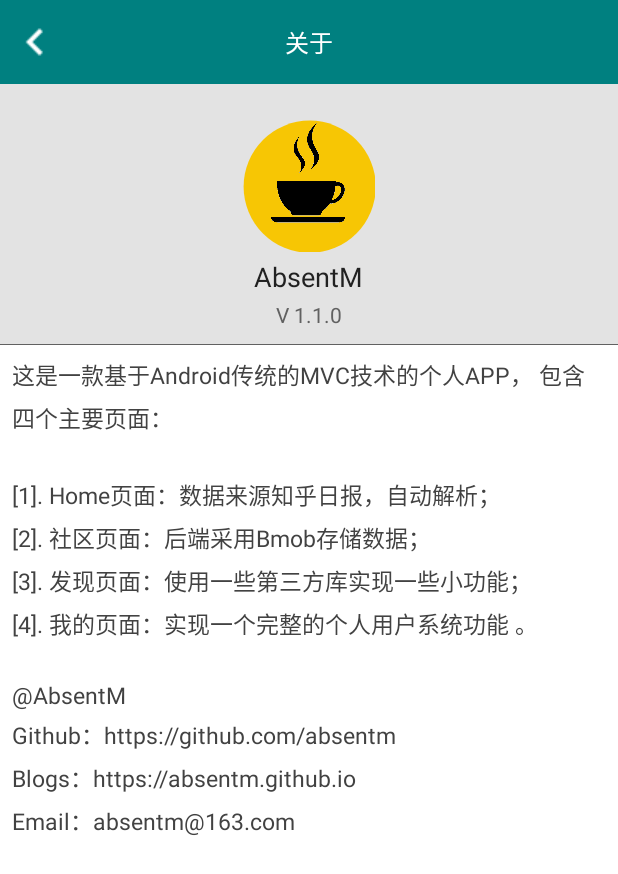
After one commit to absentm/myapplication, an Android app: the MeSetingsAboutAty screen opened directly, with no data from a screen before it, on a phone screen of 412 x 824 dp. The commit adds this screen. Shown: the top 874 px of the screen. Run offline under Robolectric (Android 15) with nearby library versions, the phone set to English and light mode, and no system bars.

Commit message:
me about page!

```diff
--- a/app/src/main/AndroidManifest.xml
+++ b/app/src/main/AndroidManifest.xml
@@ -64,6 +64,7 @@
         <activity android:name=".me.area.activity.BaseActivity"/>
         <activity android:name=".me.MeFeedbackAty"/>
         <activity android:name=".me.MeAvatarShowerAty"/>
+        <activity android:name=".me.MeSetingsAboutAty"/>
         <activity
             android:name="cn.bmob.v3.update.UpdateDialogActivity"
             android:theme="@android:style/Theme.Translucent.NoTitleBar">
@@ -77,6 +78,7 @@
         <activity android:name=".com.ComImagePagerActivity"/>
         <activity android:name=".com.ComPostTopicActivity"/>
         <activity android:name=".com.ComPhotosSelectAty"/>
+
     </application>
 
 </manifest>
--- /dev/null
+++ b/app/src/main/java/com/example/dm/myapplication/me/MeSetingsAboutAty.java
@@ -0,0 +1,40 @@
+package com.example.dm.myapplication.me;
+
+import android.app.Activity;
+import android.os.Bundle;
+import android.view.View;
+import android.widget.ImageView;
+import android.widget.TextView;
+
+import com.example.dm.myapplication.R;
+
+/**
+ * MeSetingsAboutAty: about页面
+ * Created by dm on 16-9-1.
+ */
+public class MeSetingsAboutAty extends Activity {
+    private ImageView titleLeftImv;
+    private TextView titleTv;
+
+    @Override
+    protected void onCreate(Bundle savedInstanceState) {
+        super.onCreate(savedInstanceState);
+        setContentView(R.layout.me_settings_about_layout);
+
+        initView();
+
+    }
+
+    private void initView() {
+        titleLeftImv = (ImageView) findViewById(R.id.me_settings_title).findViewById(R.id.title_imv);
+        titleTv = (TextView) findViewById(R.id.me_settings_title).findViewById(R.id.title_center_text_tv);
+
+        titleTv.setText("关于");
+        titleLeftImv.setOnClickListener(new View.OnClickListener() {
+            @Override
+            public void onClick(View v) {
+                MeSetingsAboutAty.this.finish();
+            }
+        });
+    }
+}
--- a/app/src/main/java/com/example/dm/myapplication/me/MeSettingsAty.java
+++ b/app/src/main/java/com/example/dm/myapplication/me/MeSettingsAty.java
@@ -9,6 +9,7 @@ import android.os.Bundle;
 import android.view.View;
 import android.widget.Button;
 import android.widget.ImageView;
+import android.widget.RelativeLayout;
 import android.widget.TextView;
 
 import com.example.dm.myapplication.R;
@@ -26,6 +27,8 @@ public class MeSettingsAty extends Activity {
     private TextView titleTv;
     private Button logoutBtn;
 
+    private RelativeLayout mAboutRout;
+
     private AppUser appUser;
 
     @Override
@@ -41,6 +44,9 @@ public class MeSettingsAty extends Activity {
     private void initView() {
         titleLeftImv = (ImageView) findViewById(R.id.me_settings_title).findViewById(R.id.title_imv);
         titleTv = (TextView) findViewById(R.id.me_settings_title).findViewById(R.id.title_center_text_tv);
+
+        mAboutRout = (RelativeLayout) findViewById(R.id.settings_about_rout);
+
         logoutBtn = (Button) findViewById(R.id.settings_logout_btn);
 
         titleTv.setText("个人设置");
@@ -85,5 +91,12 @@ public class MeSettingsAty extends Activity {
                 }
             }
         });
+
+        mAboutRout.setOnClickListener(new View.OnClickListener() {
+            @Override
+            public void onClick(View view) {
+                startActivity(new Intent(MeSettingsAty.this, MeSetingsAboutAty.class));
+            }
+        });
     }
 }
--- /dev/null
+++ b/app/src/main/res/layout/me_settings_about_layout.xml
@@ -0,0 +1,69 @@
+<?xml version="1.0" encoding="utf-8"?>
+<RelativeLayout
+    xmlns:android="http://schemas.android.com/apk/res/android"
+    android:layout_width="match_parent"
+    android:layout_height="match_parent"
+    android:background="@color/white100"
+    android:orientation="vertical">
+
+    <include
+        android:id="@+id/me_settings_title"
+        layout="@layout/title_layout"/>
+
+    <com.example.dm.myapplication.customviews.RoundImageView
+        android:id="@+id/me_settings_image"
+        android:layout_width="88dp"
+        android:layout_height="88dp"
+        android:layout_below="@+id/me_settings_title"
+        android:layout_centerHorizontal="true"
+        android:layout_centerVertical="true"
+        android:layout_marginTop="24dp"
+        android:src="@drawable/icon"/>
+
+    <TextView
+        android:id="@+id/me_settings_appname"
+        android:layout_width="wrap_content"
+        android:layout_height="wrap_content"
+        android:layout_below="@+id/me_settings_image"
+        android:layout_centerHorizontal="true"
+        android:layout_marginTop="4dp"
+        android:text="AbsentM"
+        android:textColor="@color/gray900"
+        android:textSize="18sp"/>
+
+    <TextView
+        android:id="@+id/me_settings_version"
+        android:layout_width="wrap_content"
+        android:layout_height="wrap_content"
+        android:layout_below="@+id/me_settings_appname"
+        android:layout_centerHorizontal="true"
+        android:layout_marginTop="3dp"
+        android:text="V 1.1.0"
+        android:textColor="@color/gray700"
+        android:textSize="14sp"/>
+
+    <View
+        android:id="@+id/me_settings_line"
+        android:layout_width="match_parent"
+        android:layout_height="0.01dp"
+        android:layout_below="@+id/me_settings_version"
+        android:layout_marginTop="10dp"
+        android:background="@color/gray700"/>
+
+    <RelativeLayout
+        android:layout_width="match_parent"
+        android:layout_height="match_parent"
+        android:layout_below="@+id/me_settings_line"
+        android:background="@color/white">
+
+        <TextView
+            android:layout_width="match_parent"
+            android:layout_height="match_parent"
+            android:layout_margin="8dp"
+            android:lineSpacingExtra="1.5dp"
+            android:lineSpacingMultiplier="1.2"
+            android:text="这是一款基于Android传统的MVC技术的个人APP， 包含四个主要页面：\n\n[1]. Home页面：数据来源知乎日报，自动解析；\n[2]. 社区页面：后端采用Bmob存储数据；\n[3]. 发现页面：使用一些第三方库实现一些小功能；\n[4]. 我的页面：实现一个完整的个人用户系统功能 。\n\n@AbsentM\nGithub：https://github.com/absentm\nBlogs：https://absentm.github.io\nEmail：absentm@163.com"
+            android:textColor="@color/gray800"
+            android:textSize="15sp"/>
+    </RelativeLayout>
+</RelativeLayout>
--- a/app/src/main/res/layout/me_settings_layout.xml
+++ b/app/src/main/res/layout/me_settings_layout.xml
@@ -1,13 +1,13 @@
 <?xml version="1.0" encoding="utf-8"?>
 <LinearLayout xmlns:android="http://schemas.android.com/apk/res/android"
-    android:layout_width="match_parent"
-    android:layout_height="match_parent"
-    android:background="@color/ghostwhite"
-    android:orientation="vertical">
+              android:layout_width="match_parent"
+              android:layout_height="match_parent"
+              android:background="@color/ghostwhite"
+              android:orientation="vertical">
 
     <include
         android:id="@+id/me_settings_title"
-        layout="@layout/title_layout" />
+        layout="@layout/title_layout"/>
 
     <RelativeLayout
         android:id="@+id/me_collect_rout"
@@ -26,7 +26,7 @@
             android:layout_toRightOf="@+id/imageView3"
             android:text="推送通知"
             android:textColor="@color/gray700"
-            android:textSize="16sp" />
+            android:textSize="16sp"/>
 
         <ImageView
             android:layout_width="wrap_content"
@@ -35,7 +35,7 @@
             android:layout_alignParentRight="true"
             android:layout_centerVertical="true"
             android:layout_marginRight="5dp"
-            android:src="@drawable/ic_chevron_right_grey600_24dp" />
+            android:src="@drawable/ic_chevron_right_grey600_24dp"/>
     </RelativeLayout>
 
     <RelativeLayout
@@ -54,7 +54,7 @@
             android:layout_toRightOf="@+id/imageView3"
             android:text="自动更新"
             android:textColor="@color/gray700"
-            android:textSize="16sp" />
+            android:textSize="16sp"/>
 
         <ImageView
             android:layout_width="wrap_content"
@@ -63,7 +63,7 @@
             android:layout_alignParentRight="true"
             android:layout_centerVertical="true"
             android:layout_marginRight="5dp"
-            android:src="@drawable/ic_chevron_right_grey600_24dp" />
+            android:src="@drawable/ic_chevron_right_grey600_24dp"/>
     </RelativeLayout>
 
     <RelativeLayout
@@ -82,7 +82,7 @@
             android:layout_toRightOf="@+id/imageView3"
             android:text="设置字体"
             android:textColor="@color/gray700"
-            android:textSize="16sp" />
+            android:textSize="16sp"/>
 
         <ImageView
             android:layout_width="wrap_content"
@@ -91,7 +91,7 @@
             android:layout_alignParentRight="true"
             android:layout_centerVertical="true"
             android:layout_marginRight="5dp"
-            android:src="@drawable/ic_chevron_right_grey600_24dp" />
+            android:src="@drawable/ic_chevron_right_grey600_24dp"/>
     </RelativeLayout>
 
 
@@ -111,7 +111,7 @@
             android:layout_toRightOf="@+id/imageView3"
             android:text="应用推荐"
             android:textColor="@color/gray700"
-            android:textSize="16sp" />
+            android:textSize="16sp"/>
 
         <ImageView
             android:layout_width="wrap_content"
@@ -120,15 +120,16 @@
             android:layout_alignParentRight="true"
             android:layout_centerVertical="true"
             android:layout_marginRight="5dp"
-            android:src="@drawable/ic_chevron_right_grey600_24dp" />
+            android:src="@drawable/ic_chevron_right_grey600_24dp"/>
     </RelativeLayout>
 
     <RelativeLayout
+        android:id="@+id/settings_about_rout"
         android:layout_width="match_parent"
         android:layout_height="48dp"
         android:layout_below="@+id/find_line"
         android:layout_marginTop="8dp"
-        android:background="@drawable/item_selector_no_border">
+        android:background="@drawable/item_selector">
 
         <TextView
             android:layout_width="wrap_content"
@@ -139,7 +140,7 @@
             android:layout_toRightOf="@+id/imageView3"
             android:text="关于我们"
             android:textColor="@color/gray700"
-            android:textSize="16sp" />
+            android:textSize="16sp"/>
 
         <ImageView
             android:layout_width="wrap_content"
@@ -148,7 +149,7 @@
             android:layout_alignParentRight="true"
             android:layout_centerVertical="true"
             android:layout_marginRight="5dp"
-            android:src="@drawable/ic_chevron_right_grey600_24dp" />
+            android:src="@drawable/ic_chevron_right_grey600_24dp"/>
     </RelativeLayout>
 
     <Button
@@ -161,7 +162,7 @@
         android:background="@color/teal"
         android:text="退出账户"
         android:textColor="@color/black"
-        android:textSize="16sp" />
+        android:textSize="16sp"/>
 
 
 </LinearLayout>
```
Also changed, not shown: 1 other file.
